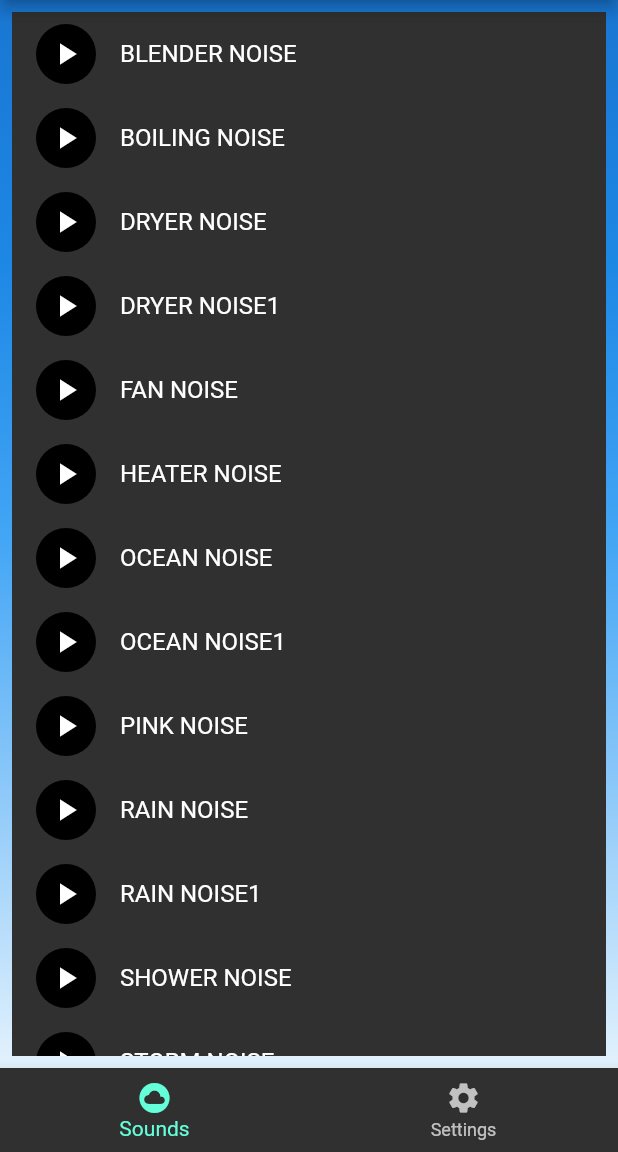
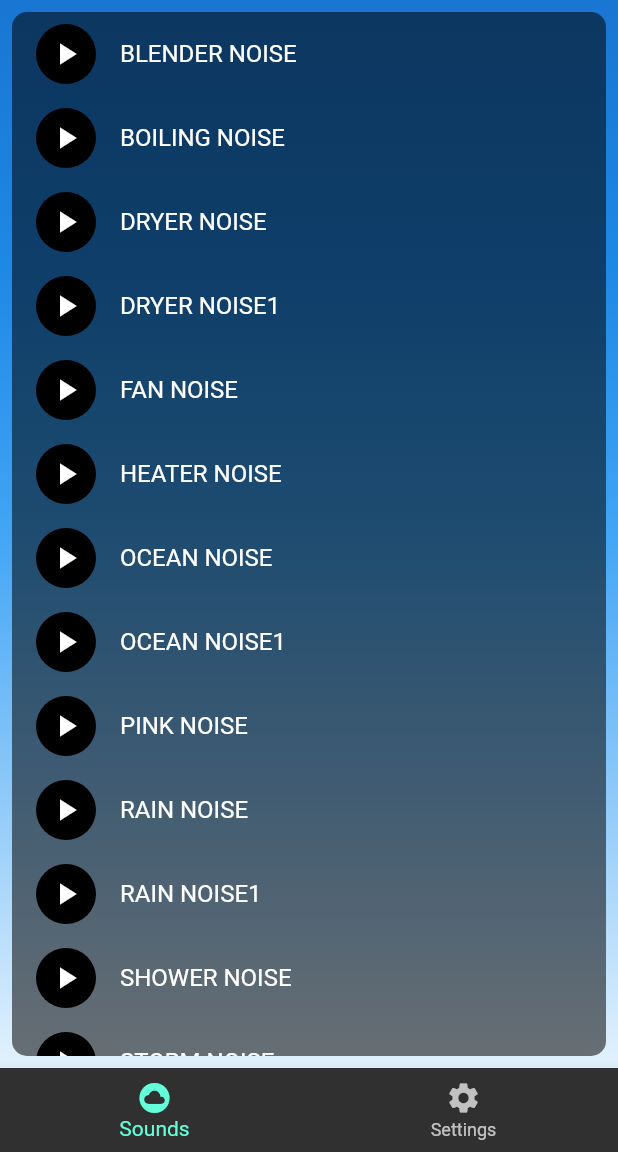
Before and after one commit to pranavkapoorr/baby_sleep_noise, a Flutter app: the screen it shows after launch, on a phone screen of 412 x 824 dp, the part 84-1236 px from its top. Run offline on Flutter 3.47's test engine with Material 2 defaults, Android fonts, the phone set to English and light mode, and no system bars; our stand-ins replace audioplayers.

Commit message:
changed ui

```diff
--- a/lib/views/settings.dart
+++ b/lib/views/settings.dart
@@ -20,7 +20,7 @@ class _SettingsState extends State<Settings>{
           padding: const EdgeInsets.all(8.0),
           child: Container(
             decoration: BoxDecoration(
-                color: Colors.white,
+                color: Colors.black54,
                 borderRadius: BorderRadius.circular(10.0)
             ),
             child: new ListView(
--- a/lib/views/sleep_noise_home.dart
+++ b/lib/views/sleep_noise_home.dart
@@ -1,4 +1,3 @@
-import 'package:baby_sleep_noise/utils.dart';
 import 'package:flutter/material.dart';
 import 'package:baby_sleep_noise/views/sleep_sounds.dart';
 import 'package:baby_sleep_noise/views/settings.dart';
@@ -27,25 +26,10 @@ class _SleepNoiseHomeScreenState extends State<SleepNoiseHomeScreen> {
 
     return new Scaffold(
       appBar: new AppBar(
+        elevation: 0.0,
         title: new Text("Sleep Noise"),
       ),
-      body:  Container(
-    decoration: BoxDecoration(gradient: myGradient),
-    child: new Scaffold(
-    backgroundColor: Colors.transparent,
-
-    body: Padding(
-    padding: const EdgeInsets.all(8.0),
-    child: Container(
-    decoration: BoxDecoration(
-    color: Colors.white,
-    borderRadius: BorderRadius.circular(10.0)
-    ),
-          child: _children[_currentIndex]
-      ),
-      )
-    )
-      ),
+      body: _children[_currentIndex],
       bottomNavigationBar: new BottomNavigationBar(
         onTap: onTabTapped,
         currentIndex: _currentIndex,
--- a/lib/views/sleep_sounds.dart
+++ b/lib/views/sleep_sounds.dart
@@ -49,11 +49,23 @@ class _SleepSoundsPageState extends State<SleepSoundsPage>{
 
   @override
   Widget build(BuildContext context) => Scaffold(
-    body: new ListView.builder(
-        itemCount: soundList.length,
-        itemBuilder: (context,index)=>
-        new ListTile(leading: CircleAvatar(child: Icon(_currentlyPlaying==index?Icons.play_circle_outline:Icons.play_arrow),),title: Text(soundList[index].toString().toUpperCase().replaceAll("_"," ").replaceAll(".MP3", "")),onTap: ()=>playLocal(index),),
-      ),
+    body:  Container(
+        decoration: BoxDecoration(gradient: myGradient),
+        child: Padding(
+                padding: const EdgeInsets.all(8.0),
+                child: Container(
+                  decoration: BoxDecoration(
+                      color: Colors.black54,
+                      borderRadius: BorderRadius.circular(10.0)
+                  ),
+                  child: new ListView.builder(
+                    itemCount: soundList.length,
+                    itemBuilder: (context,index)=>
+                    new ListTile(leading: CircleAvatar(child: Icon(_currentlyPlaying==index?Icons.play_circle_outline:Icons.play_arrow),),title: Text(soundList[index].toString().toUpperCase().replaceAll("_"," ").replaceAll(".MP3", "")),onTap: ()=>playLocal(index),),
+                  ),)
+
+        )
+    ),
     floatingActionButton: playing?new FloatingActionButton(mini:true,onPressed: stopLocal,child: Icon(Icons.stop),):null,
   );
 
```
